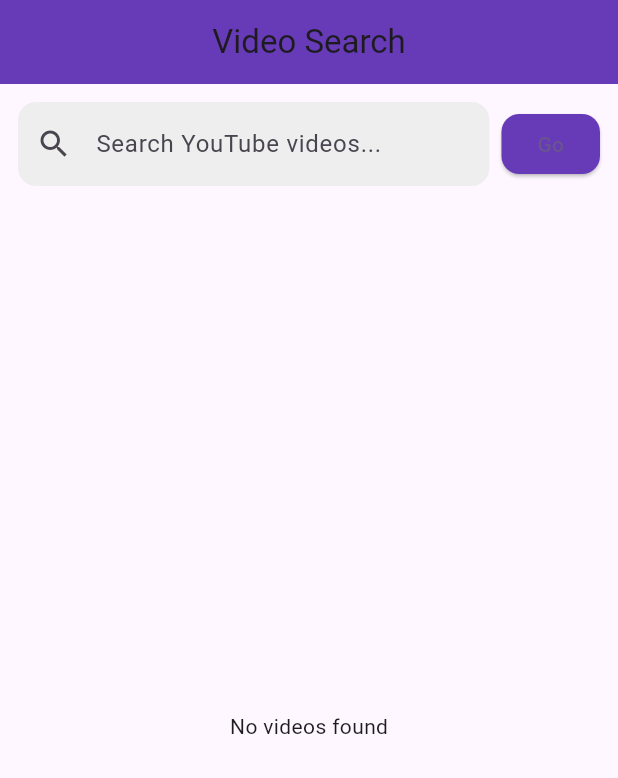
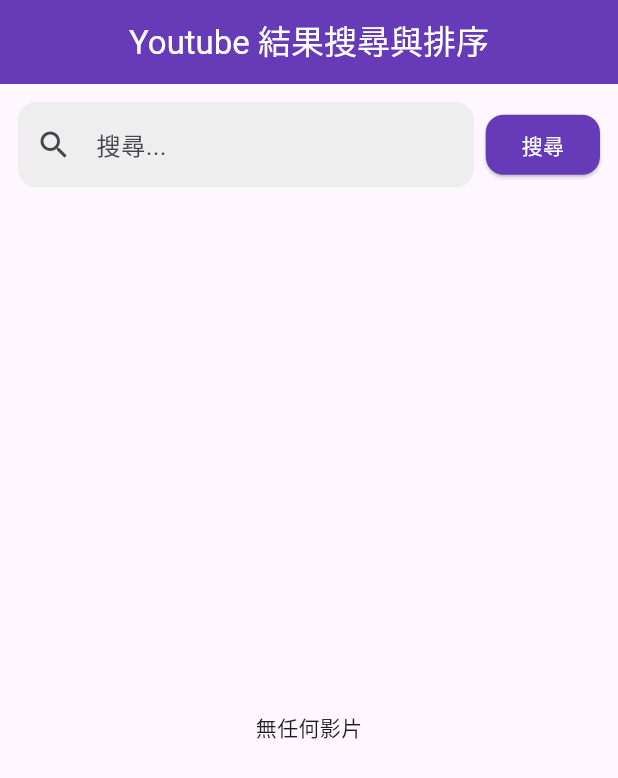
Before and after one commit to ryan940618/youtube_analyze, a Flutter app: the screen it shows after launch, on a phone screen of 412 x 824 dp. Shown: the top 778 px of the screen. Run offline on Flutter 3.47's test engine with Material 3 defaults, Android fonts, the phone set to English and light mode, and no system bars.

Commit message:
Change: Home Screen Styles And Labels

```diff
--- a/lib/screens/home_screen.dart
+++ b/lib/screens/home_screen.dart
@@ -57,7 +57,8 @@ class _HomeScreenState extends State<HomeScreen> {
   Widget build(BuildContext context) {
     return Scaffold(
       appBar: AppBar(
-        title: const Text('Video Search'),
+        title: const Text('Youtube 結果搜尋與排序',
+            style: TextStyle(color: Colors.white)),
         centerTitle: true,
         backgroundColor: Colors.deepPurple,
       ),
@@ -72,7 +73,7 @@ class _HomeScreenState extends State<HomeScreen> {
                     controller: _searchController,
                     onSubmitted: (_) => _search(),
                     decoration: InputDecoration(
-                      hintText: 'Search YouTube videos...',
+                      hintText: '搜尋...',
                       prefixIcon: const Icon(Icons.search),
                       filled: true,
                       fillColor: Colors.grey[200],
@@ -91,7 +92,10 @@ class _HomeScreenState extends State<HomeScreen> {
                     shape: RoundedRectangleBorder(
                         borderRadius: BorderRadius.circular(12)),
                   ),
-                  child: const Text('Go'),
+                  child: const Text(
+                    '搜尋',
+                    style: TextStyle(color: Colors.white),
+                  ),
                 ),
               ],
             ),
@@ -101,17 +105,17 @@ class _HomeScreenState extends State<HomeScreen> {
               padding: const EdgeInsets.symmetric(horizontal: 12),
               child: Row(
                 children: [
-                  const Text("Sort by:",
+                  const Text("排序:",
                       style: TextStyle(fontWeight: FontWeight.bold)),
                   const SizedBox(width: 8),
                   ChoiceChip(
-                    label: const Text("Views"),
+                    label: const Text("觀看次數"),
                     selected: _currentSort == 'viewCount',
                     onSelected: (_) => _sort('viewCount'),
                   ),
                   const SizedBox(width: 8),
                   ChoiceChip(
-                    label: const Text("Likes"),
+                    label: const Text("按讚數"),
                     selected: _currentSort == 'likeCount',
                     onSelected: (_) => _sort('likeCount'),
                   ),
@@ -123,7 +127,7 @@ class _HomeScreenState extends State<HomeScreen> {
             child: _isLoading
                 ? const Center(child: CircularProgressIndicator())
                 : _videos.isEmpty
-                    ? const Center(child: Text('No videos found'))
+                    ? const Center(child: Text('無任何影片'))
                     : ListView.builder(
                         itemCount: _videos.length,
                         itemBuilder: (context, index) {
```
